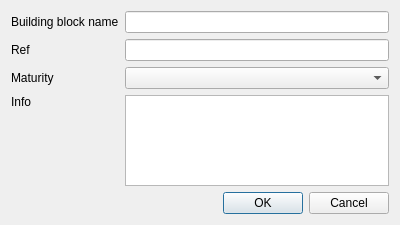
Above: src/dlg_buildingblock.ui from jfouche/bbm before the change. Below: the same form after it.
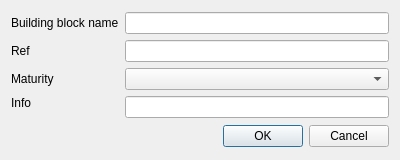
That is the form after the change.

Commit message: Allow to edit a BB

```diff
--- a/src/dlg_buildingblock.ui
+++ b/src/dlg_buildingblock.ui
@@ -7,7 +7,7 @@
     <x>0</x>
     <y>0</y>
     <width>400</width>
-    <height>225</height>
+    <height>160</height>
    </rect>
   </property>
   <property name="windowTitle">
@@ -57,7 +57,7 @@
       </widget>
      </item>
      <item row="4" column="1">
-      <widget class="QTextEdit" name="textEdit"/>
+      <widget class="QLineEdit" name="infoEdit"/>
      </item>
     </layout>
    </item>
```
Left out of the diff: 6 changed lines with no effect on the pictures. The commit also changes 7 other files.
